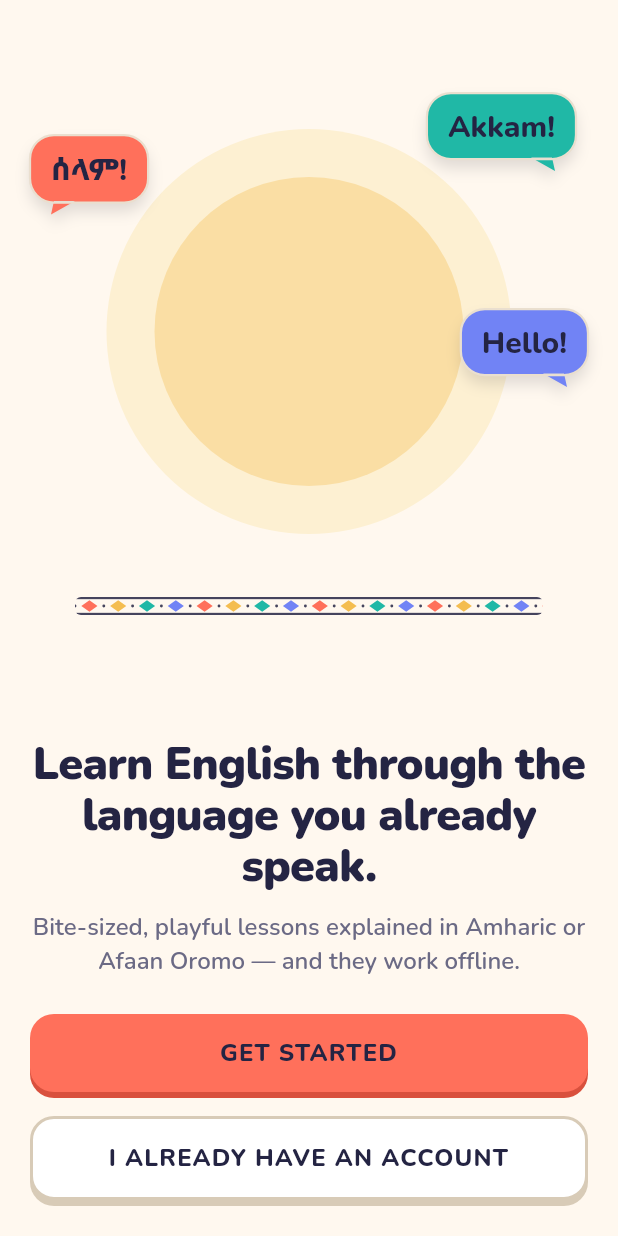
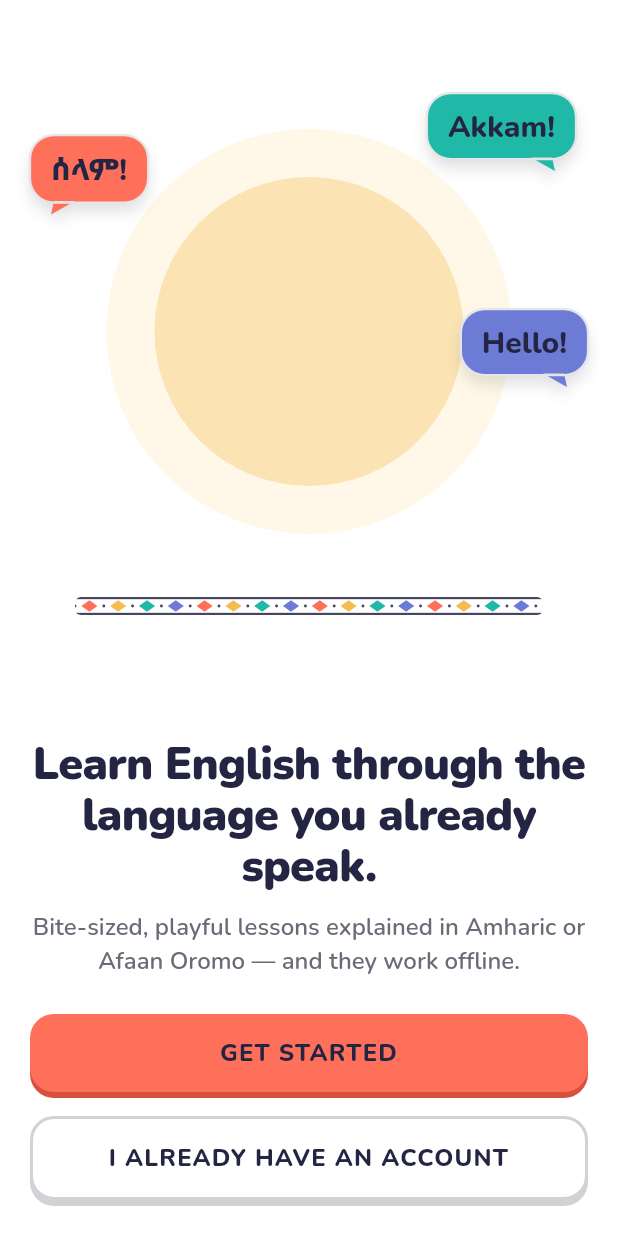
Before and after one commit to salahadin-hassen/Ethio-linguo, a Flutter app: the screen it shows after launch, on a phone screen of 412 x 824 dp. Run offline on Flutter 3.47's test engine with Material 3 defaults, Android fonts, the phone set to English and light mode, and no system bars; our stand-ins replace audioplayers, flutter_tts, rive, shared_preferences, speech_to_text, video_player; missing offline and left inert: record.

Commit message:
UI: calmer, grown-up palette (white canvas, neutral greys, subtle tints); brand colours kept for actions and rewards

```diff
--- a/lib/core/theme/app_colors.dart
+++ b/lib/core/theme/app_colors.dart
@@ -9,11 +9,11 @@ import 'package:flutter/material.dart';
 abstract final class AppColors {
   // Core brand palette (starting tokens from the brief).
   static const indigo = Color(0xFF242443);
-  static const ivory = Color(0xFFFFF8EF);
+  static const ivory = Color(0xFFFFFFFF); // clean white canvas
   static const coral = Color(0xFFFF705B);
   static const teal = Color(0xFF20B8A6);
   static const gold = Color(0xFFF4BD50);
-  static const periwinkle = Color(0xFF7183F5);
+  static const periwinkle = Color(0xFF6B7BD6);
 
   // Accessible text variants for use on ivory / white.
   static const coralInk = Color(0xFFC23D2A); // 4.99:1 on ivory
@@ -30,12 +30,12 @@ abstract final class AppColors {
 
   // Neutrals.
   static const surface = Color(0xFFFFFFFF);
-  static const surfaceSunken = Color(0xFFF6EDE0);
-  static const outline = Color(0xFFEADFCF);
-  static const outlineStrong = Color(0xFFD8CBB7);
+  static const surfaceSunken = Color(0xFFF7F7F8);
+  static const outline = Color(0xFFE5E5E8);
+  static const outlineStrong = Color(0xFFD1D1D6);
   static const textPrimary = indigo; // 14.15:1 on ivory
-  static const textMuted = Color(0xFF6B6A85); // 4.95:1 on ivory
-  static const disabledFill = Color(0xFFE9E1D5);
+  static const textMuted = Color(0xFF6B6B78); // 5.3:1 on white
+  static const disabledFill = Color(0xFFEDEDF0);
   static const disabledText = Color(0xFF8C8AA0);
 
   // Dark surfaces (hero headers, lesson feedback).
@@ -43,8 +43,8 @@ abstract final class AppColors {
   static const onIndigoMuted = Color(0xFFC9C8E6); // 9.0:1 on indigo
 
   // Soft tints for backgrounds behind brand elements.
-  static const coralTint = Color(0xFFFFE6E1);
-  static const tealTint = Color(0xFFDDF5F1);
-  static const goldTint = Color(0xFFFDF0D2);
-  static const periwinkleTint = Color(0xFFE6E9FE);
+  static const coralTint = Color(0xFFFFF3F1);
+  static const tealTint = Color(0xFFEFF8F6);
+  static const goldTint = Color(0xFFFFF8E8);
+  static const periwinkleTint = Color(0xFFF3F4F8);
 }
```
